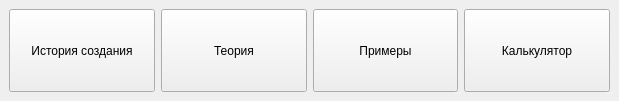
Above: Popelov_Kuznetsov_bernulli/mainwindow.ui from Alivexx/bernulli before the change. Below: the same form after it.
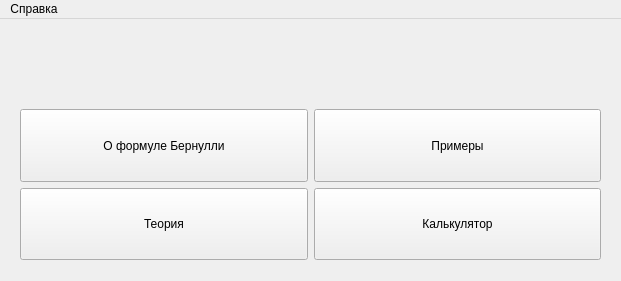
That is the form after the change. Icons and pictures are not drawn.

The edit to the form file:
```diff
--- a/Popelov_Kuznetsov_bernulli/mainwindow.ui
+++ b/Popelov_Kuznetsov_bernulli/mainwindow.ui
@@ -6,16 +6,27 @@
    <rect>
     <x>0</x>
     <y>0</y>
-    <width>619</width>
-    <height>101</height>
+    <width>621</width>
+    <height>281</height>
    </rect>
   </property>
   <property name="windowTitle">
    <string>MainWindow</string>
   </property>
   <widget class="QWidget" name="centralwidget">
+   <widget class="QWidget" name="horizontalLayoutWidget">
+    <property name="geometry">
+     <rect>
+      <x>20</x>
+      <y>90</y>
+      <width>581</width>
+      <height>151</height>
+     </rect>
+    </property>
    <layout class="QHBoxLayout" name="horizontalLayout">
     <item>
+      <layout class="QVBoxLayout" name="verticalLayout">
+       <item>
      <widget class="QPushButton" name="pushButton_history">
       <property name="sizePolicy">
        <sizepolicy hsizetype="Preferred" vsizetype="Preferred">
@@ -27,7 +38,17 @@
        <bool>false</bool>
       </property>
       <property name="text">
-       <string>История создания</string>
+          <string>О формуле Бернулли</string>
+         </property>
+         <property name="icon">
+          <iconset resource="resource.qrc">
+           <normaloff>:/rec/img/formula.png</normaloff>:/rec/img/formula.png</iconset>
+         </property>
+         <property name="iconSize">
+          <size>
+           <width>32</width>
+           <height>32</height>
+          </size>
       </property>
       <property name="checkable">
        <bool>false</bool>
@@ -60,8 +81,22 @@
       <property name="text">
        <string>Теория</string>
       </property>
-     </widget>
-    </item>
+         <property name="icon">
+          <iconset resource="resource.qrc">
+           <normaloff>:/rec/img/books-stack-of-three.png</normaloff>:/rec/img/books-stack-of-three.png</iconset>
+         </property>
+         <property name="iconSize">
+          <size>
+           <width>32</width>
+           <height>32</height>
+          </size>
+         </property>
+        </widget>
+       </item>
+      </layout>
+     </item>
+     <item>
+      <layout class="QVBoxLayout" name="verticalLayout_2">
     <item>
      <widget class="QPushButton" name="pushButton_examples">
       <property name="sizePolicy">
@@ -73,6 +108,16 @@
       <property name="text">
        <string>Примеры</string>
       </property>
+         <property name="icon">
+          <iconset resource="resource.qrc">
+           <normaloff>:/rec/img/research.png</normaloff>:/rec/img/research.png</iconset>
+         </property>
+         <property name="iconSize">
+          <size>
+           <width>32</width>
+           <height>32</height>
+          </size>
+         </property>
      </widget>
     </item>
     <item>
@@ -86,11 +131,78 @@
       <property name="text">
        <string>Калькулятор</string>
       </property>
+         <property name="icon">
+          <iconset resource="resource.qrc">
+           <normaloff>:/rec/img/calculator.png</normaloff>:/rec/img/calculator.png</iconset>
+         </property>
+         <property name="iconSize">
+          <size>
+           <width>32</width>
+           <height>32</height>
+          </size>
+         </property>
      </widget>
     </item>
    </layout>
-  </widget>
- </widget>
- <resources/>
+     </item>
+    </layout>
+   </widget>
+   <widget class="QLabel" name="label">
+    <property name="geometry">
+     <rect>
+      <x>200</x>
+      <y>10</y>
+      <width>331</width>
+      <height>71</height>
+     </rect>
+    </property>
+    <property name="text">
+     <string/>
+    </property>
+    <property name="pixmap">
+     <pixmap resource="resource.qrc">:/rec/img/form.png</pixmap>
+    </property>
+   </widget>
+  </widget>
+  <widget class="QMenuBar" name="menuBar">
+   <property name="geometry">
+    <rect>
+     <x>0</x>
+     <y>0</y>
+     <width>621</width>
+     <height>20</height>
+    </rect>
+   </property>
+   <widget class="QMenu" name="menu">
+    <property name="title">
+     <string>Справка</string>
+    </property>
+    <addaction name="action_2"/>
+    <addaction name="action"/>
+   </widget>
+   <addaction name="menu"/>
+  </widget>
+  <action name="action_2">
+   <property name="icon">
+    <iconset resource="resource.qrc">
+     <normaloff>:/rec/img/two-businessmen-holding-a-flag.png</normaloff>:/rec/img/two-businessmen-holding-a-flag.png</iconset>
+   </property>
+   <property name="text">
+    <string>Об авторе</string>
+   </property>
+  </action>
+  <action name="action">
+   <property name="icon">
+    <iconset resource="resource.qrc">
+     <normaloff>:/rec/img/YakobBernulli.png</normaloff>:/rec/img/YakobBernulli.png</iconset>
+   </property>
+   <property name="text">
+    <string>Якоб Бернулли</string>
+   </property>
+  </action>
+ </widget>
+ <resources>
+  <include location="resource.qrc"/>
+ </resources>
  <connections/>
 </ui>
```
Left out of the diff: 5 changed lines with no effect on the pictures. Lines whose indentation alone changed are shown as unchanged.
